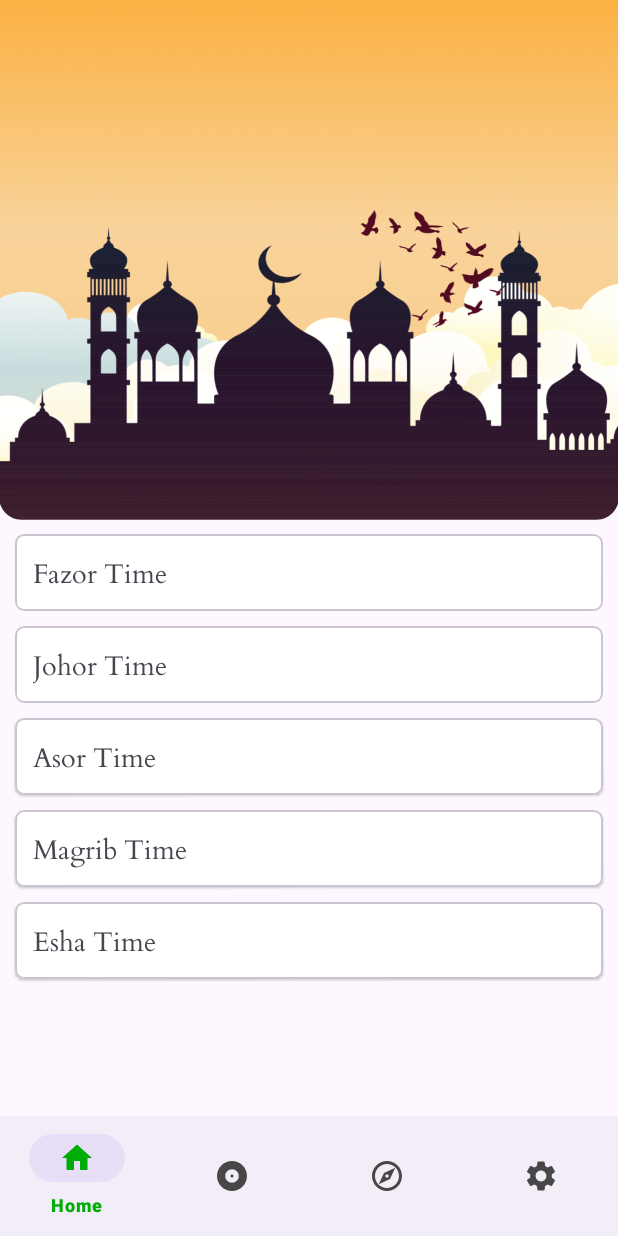
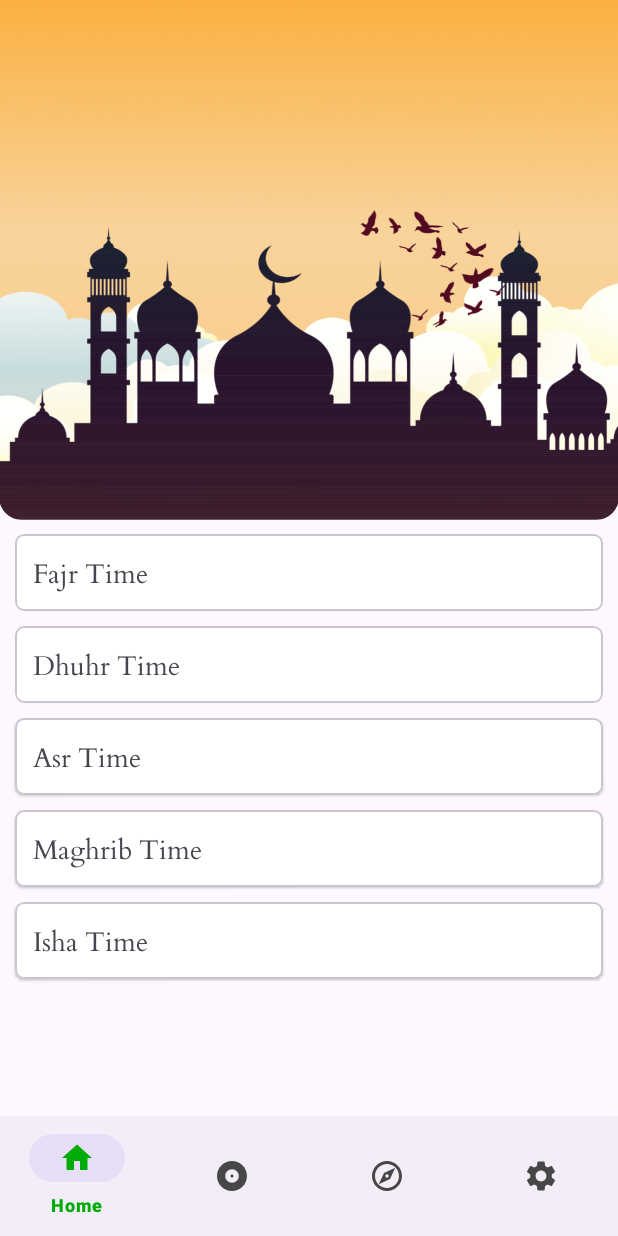
Before and after one commit to Anirbanshaheen/PrayerApp, an Android app: the screen it shows after launch (MainActivity), on a phone screen of 412 x 824 dp. Run offline under Robolectric (Android 15) with nearby library versions, the phone set to English and light mode, and no system bars; our stand-ins replace AdMob, Dagger/Hilt's generated code, navigation-ui; libraries missing offline, so code that uses them is left out: androidx.palette.graphics, com.azan, com.azan.astrologicalCalc; 22 statements that could not run were skipped.

Commit message:
home fragment view modified

```diff
--- a/app/build.gradle.kts
+++ b/app/build.gradle.kts
@@ -14,7 +14,7 @@ android {
         minSdk = 24
         targetSdk = 34
         versionCode = 1
-        versionName = "1.0"
+        versionName = "version - 1.0"
         multiDexEnabled = true
         testInstrumentationRunner = "androidx.test.runner.AndroidJUnitRunner"
     }
--- a/app/src/main/java/com/example/prayerapp/ui/HomeFragment.kt
+++ b/app/src/main/java/com/example/prayerapp/ui/HomeFragment.kt
@@ -148,21 +148,21 @@ class HomeFragment : Fragment() {
 
         if (System.currentTimeMillis() in ((fajrTimeInMilliseconds + (30 * 60000)) + 1)..(juhorTimeInMilliseconds + (3 * 3600000))) {
             binding.prayerBgIV.setImageResource(R.drawable.juhor)
-            binding.prayerNameTV.text = "Juhor Namaz"
+            binding.prayerNameTV.text = "Dhuhr Namaz"
             binding.prayerTimeTV.text = prayerTimes.thuhr().twentyFourTo12HourConverter()
             binding.johorCV.strokeColor = ContextCompat.getColor(requireContext(), R.color.light_green)
             binding.johorCV.setCardBackgroundColor(ContextCompat.getColor(requireContext(), R.color.dim_green))
             backgroundScreenGradient(R.drawable.juhor)
         }else if (System.currentTimeMillis() in ((juhorTimeInMilliseconds + (3 * 3600000)) + 1)..(asorTimeInMilliseconds + 3600000)) {
             binding.prayerBgIV.setImageResource(R.drawable.asor)
-            binding.prayerNameTV.text = "Asor Namaz"
+            binding.prayerNameTV.text = "Asr Namaz"
             binding.prayerTimeTV.text = prayerTimes.assr().twentyFourTo12HourConverter()
             binding.asorCV.strokeColor = ContextCompat.getColor(requireContext(), R.color.light_green)
             binding.asorCV.setCardBackgroundColor(ContextCompat.getColor(requireContext(), R.color.dim_green))
             backgroundScreenGradient(R.drawable.asor)
         }else if (System.currentTimeMillis() in ((asorTimeInMilliseconds + 3600000) + 1)..(magribTimeInMilliseconds + (20 * 60000))) {
             binding.prayerBgIV.setImageResource(R.drawable.magrib)
-            binding.prayerNameTV.text = "Magrib Namaz"
+            binding.prayerNameTV.text = "Maghrib Namaz"
             binding.prayerTimeTV.text = prayerTimes.maghrib().twentyFourTo12HourConverter()
             binding.magribCV.strokeColor = ContextCompat.getColor(requireContext(), R.color.light_green)
             binding.magribCV.setCardBackgroundColor(ContextCompat.getColor(requireContext(), R.color.dim_green))
@@ -176,7 +176,7 @@ class HomeFragment : Fragment() {
             backgroundScreenGradient(R.drawable.isha)
         }else if (System.currentTimeMillis() in ((ishaTimeInMilliseconds + (10 * 3600000)) + 1)..(fajrTimeInMilliseconds + (30 * 60000))) {
             binding.prayerBgIV.setImageResource(R.drawable.fazor)
-            binding.prayerNameTV.text = "Fazor Namaz"
+            binding.prayerNameTV.text = "Fajr Namaz"
             binding.prayerTimeTV.text = prayerTimes.fajr().twentyFourTo12HourConverter()
             binding.fazorCV.strokeColor = ContextCompat.getColor(requireContext(), R.color.light_green)
             binding.fazorCV.setCardBackgroundColor(ContextCompat.getColor(requireContext(), R.color.dim_green))
--- a/app/src/main/res/layout/fragment_home.xml
+++ b/app/src/main/res/layout/fragment_home.xml
@@ -28,7 +28,7 @@
         android:textSize="32sp"
         app:layout_constraintStart_toStartOf="parent"
         app:layout_constraintTop_toTopOf="parent"
-        tools:text="Fazor" />
+        tools:text="Fajr" />
 
     <TextView
         android:id="@+id/prayerTimeTV"
@@ -79,21 +79,21 @@
 
                     <TextView
                         android:id="@+id/fazorNameTV"
-                        android:layout_width="wrap_content"
+                        android:layout_width="0dp"
                         android:layout_height="wrap_content"
                         android:layout_weight="1"
                         android:fontFamily="@font/font_card"
-                        android:text="Fazor Time"
+                        android:text="Fajr Time"
                         android:textSize="18sp" />
 
                     <TextView
                         android:id="@+id/fazorTimeTV"
-                        android:layout_width="wrap_content"
+                        android:layout_width="0dp"
                         android:layout_height="wrap_content"
                         android:layout_weight="1"
                         android:fontFamily="@font/font_card"
                         android:textSize="18sp"
-                        tools:text="Fazor Time" />
+                        tools:text="Fajr Time" />
 
                 </LinearLayout>
 
@@ -123,21 +123,21 @@
 
                     <TextView
                         android:id="@+id/juhorNameTV"
-                        android:layout_width="wrap_content"
+                        android:layout_width="0dp"
                         android:layout_height="wrap_content"
                         android:layout_weight="1"
                         android:fontFamily="@font/font_card"
-                        android:text="Johor Time"
+                        android:text="Dhuhr Time"
                         android:textSize="18sp" />
 
                     <TextView
                         android:id="@+id/juhorTimeTV"
-                        android:layout_width="wrap_content"
+                        android:layout_width="0dp"
                         android:layout_height="wrap_content"
                         android:layout_weight="1"
                         android:fontFamily="@font/font_card"
                         android:textSize="18sp"
-                        tools:text="Johor Time" />
+                        tools:text="Dhuhr Time" />
 
                 </LinearLayout>
 
@@ -167,21 +167,21 @@
 
                     <TextView
                         android:id="@+id/asorNameTV"
-                        android:layout_width="wrap_content"
+                        android:layout_width="0dp"
                         android:layout_height="wrap_content"
                         android:layout_weight="1"
                         android:fontFamily="@font/font_card"
-                        android:text="Asor Time"
+                        android:text="Asr Time"
                         android:textSize="18sp" />
 
                     <TextView
                         android:id="@+id/asorTimeTV"
-                        android:layout_width="wrap_content"
+                        android:layout_width="0dp"
                         android:layout_height="wrap_content"
                         android:layout_weight="1"
                         android:fontFamily="@font/font_card"
                         android:textSize="18sp"
-                        tools:text="Asor Time" />
+                        tools:text="Asr Time" />
 
                 </LinearLayout>
 
@@ -211,21 +211,21 @@
 
                     <TextView
                         android:id="@+id/magribNameTV"
-                        android:layout_width="wrap_content"
+                        android:layout_width="0dp"
                         android:layout_height="wrap_content"
                         android:layout_weight="1"
                         android:fontFamily="@font/font_card"
-                        android:text="Magrib Time"
+                        android:text="Maghrib Time"
                         android:textSize="18sp" />
 
                     <TextView
                         android:id="@+id/magribTimeTV"
-                        android:layout_width="wrap_content"
+                        android:layout_width="0dp"
                         android:layout_height="wrap_content"
                         android:layout_weight="1"
                         android:fontFamily="@font/font_card"
                         android:textSize="18sp"
-                        tools:text="Magrib Time" />
+                        tools:text="Maghrib Time" />
 
                 </LinearLayout>
 
@@ -255,21 +255,21 @@
 
                     <TextView
                         android:id="@+id/eshaNameTV"
-                        android:layout_width="wrap_content"
+                        android:layout_width="0dp"
                         android:layout_height="wrap_content"
                         android:layout_weight="1"
                         android:fontFamily="@font/font_card"
-                        android:text="Esha Time"
+                        android:text="Isha Time"
                         android:textSize="18sp" />
 
                     <TextView
                         android:id="@+id/eshaTimeTV"
-                        android:layout_width="wrap_content"
+                        android:layout_width="0dp"
                         android:layout_height="wrap_content"
                         android:layout_weight="1"
                         android:fontFamily="@font/font_card"
                         android:textSize="18sp"
-                        tools:text="Esha Time" />
+                        tools:text="Isha Time" />
 
                 </LinearLayout>
 
```
